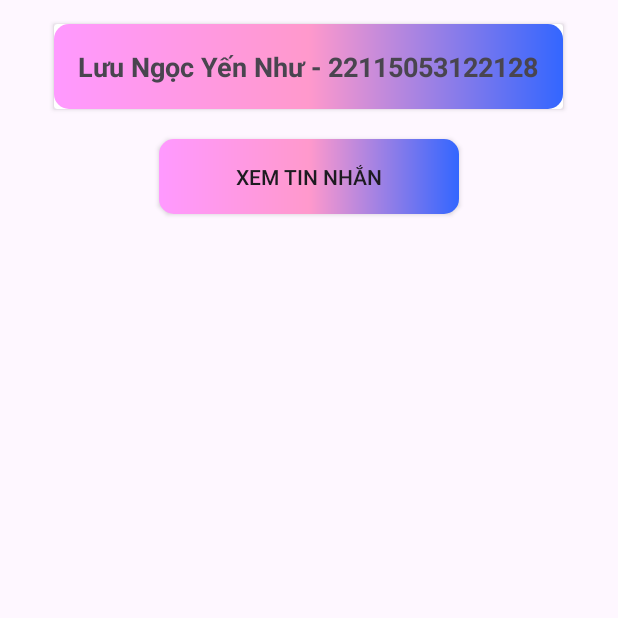
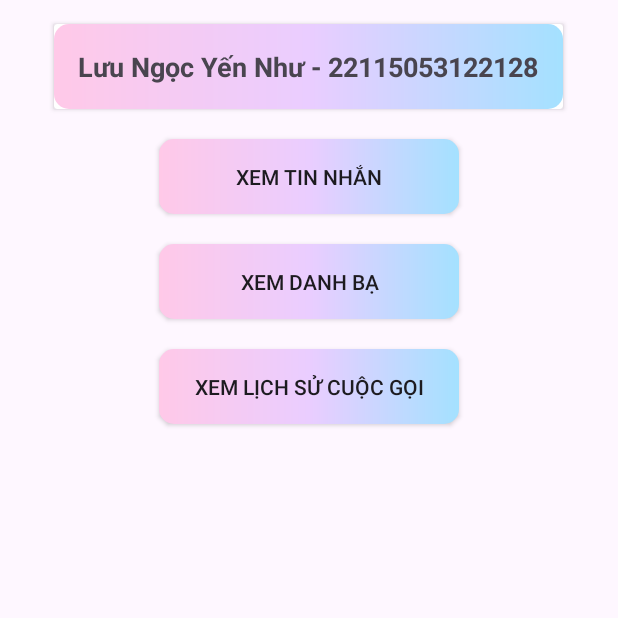
Before and after one commit to Nhuwynee/android, an Android app: the screen it shows after launch (MainActivity), on a phone screen of 412 x 824 dp, the top half of it. Run offline under Robolectric (Android 15) with nearby library versions, the phone set to English and light mode, and no system bars.

Commit message:
Updated Content Provider

```diff
--- a/Contentprovider/app/src/main/java/com/example/contenprovider/MainActivity.java
+++ b/Contentprovider/app/src/main/java/com/example/contenprovider/MainActivity.java
@@ -5,12 +5,14 @@ import android.view.View;
 import android.widget.Button;
 import androidx.appcompat.app.AppCompatActivity;
 public class MainActivity extends AppCompatActivity {
-    private Button readmessage;
+    private Button readmessage,readcontact,readcalllog;
     @Override
     protected void onCreate(Bundle savedInstanceState) {
         super.onCreate(savedInstanceState);
         setContentView(R.layout.activity_main);
         readmessage = findViewById(R.id.btnmessage);
+        readcontact = findViewById(R.id.btncontact);
+        readcalllog = findViewById(R.id.btncalllog);
         addEvent();
     }
     private void addEvent(){
@@ -21,5 +23,20 @@ public class MainActivity extends AppCompatActivity {
                 startActivity(intent);
             }
         });
+        readcontact.setOnClickListener(new View.OnClickListener() {
+            @Override
+            public void onClick(View view) {
+                Intent intent = new Intent(MainActivity.this, Contact_Layout.class);
+                startActivity(intent);
+            }
+        });
+        readcalllog.setOnClickListener(new View.OnClickListener() {
+            @Override
+            public void onClick(View view) {
+                Intent intent = new Intent(MainActivity.this, CallLog_Layout.class);
+                startActivity(intent);
+            }
+        });
     }
+
 }
--- a/Contentprovider/app/src/main/java/com/example/contenprovider/Message_Layout.java
+++ b/Contentprovider/app/src/main/java/com/example/contenprovider/Message_Layout.java
@@ -16,7 +16,7 @@ import androidx.core.content.ContextCompat;
 import java.util.ArrayList;
 
 import Model.Message;
-public class Message_Layout extends AppCompatActivity {
+public class Message_Layout extends AppCompatActivity { // Thay đổi thành AppCompatActivity
     private final int REQUEST_SMS_ASK_PERMISSIONS = 1002;
     ListView Messagelv;
     ArrayList<Message> listMessage;
--- a/Contentprovider/app/src/main/res/drawable/button_bg.xml
+++ b/Contentprovider/app/src/main/res/drawable/button_bg.xml
@@ -1,9 +1,9 @@
 <?xml version="1.0" encoding="utf-8"?>
 <shape xmlns:android="http://schemas.android.com/apk/res/android"
     android:shape="rectangle">
-    <gradient android:startColor="#FF99FF"
-        android:centerColor="#FF99CC"
-        android:endColor="#3366FF">
+    <gradient android:startColor="#FFC9E8"
+        android:centerColor="#EACDFF"
+        android:endColor="#A4E1FF">
     </gradient>
 
     <corners android:topLeftRadius="10dp"
--- a/Contentprovider/app/src/main/res/layout/activity_main.xml
+++ b/Contentprovider/app/src/main/res/layout/activity_main.xml
@@ -38,4 +38,21 @@
         android:layout_marginTop="20dp"
         android:layout_gravity="center_horizontal"/>
 
+    <androidx.appcompat.widget.AppCompatButton
+        android:id="@+id/btncontact"
+        android:layout_width="200dp"
+        android:layout_height="50dp"
+        android:text="Xem danh bạ"
+        android:background="@drawable/button_bg"
+        android:layout_marginTop="20dp"
+        android:layout_gravity="center_horizontal"/>
+
+    <androidx.appcompat.widget.AppCompatButton
+        android:id="@+id/btncalllog"
+        android:layout_width="200dp"
+        android:layout_height="50dp"
+        android:text="Xem lịch sử cuộc gọi"
+        android:background="@drawable/button_bg"
+        android:layout_marginTop="20dp"
+        android:layout_gravity="center_horizontal"/>
 </LinearLayout>
```
Also changed, not shown: Contentprovider/app/src/main/AndroidManifest.xml (+8 -0 lines), Contentprovider/app/src/main/java/Model/CallLog.java (added, +37 -0 lines), Contentprovider/app/src/main/java/Model/Contact.java (added, +37 -0 lines), Contentprovider/app/src/main/java/com/example/contenprovider/CallLog_Layout.java (added, +89 -0 lines), Contentprovider/app/src/main/java/com/example/contenprovider/Contact_Layout.java (added, +87 -0 lines), Contentprovider/app/src/main/res/layout/activity_show_calllog.xml (added, +33 -0 lines), Contentprovider/app/src/main/res/layout/activity_show_contact.xml (added, +33 -0 lines).
